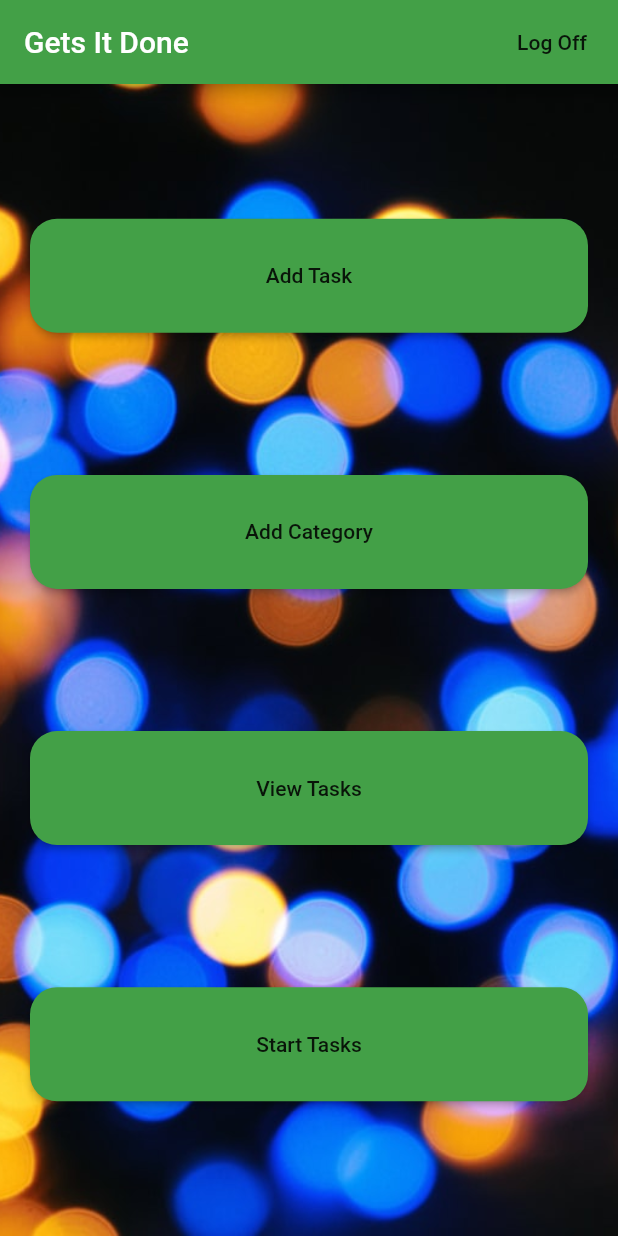
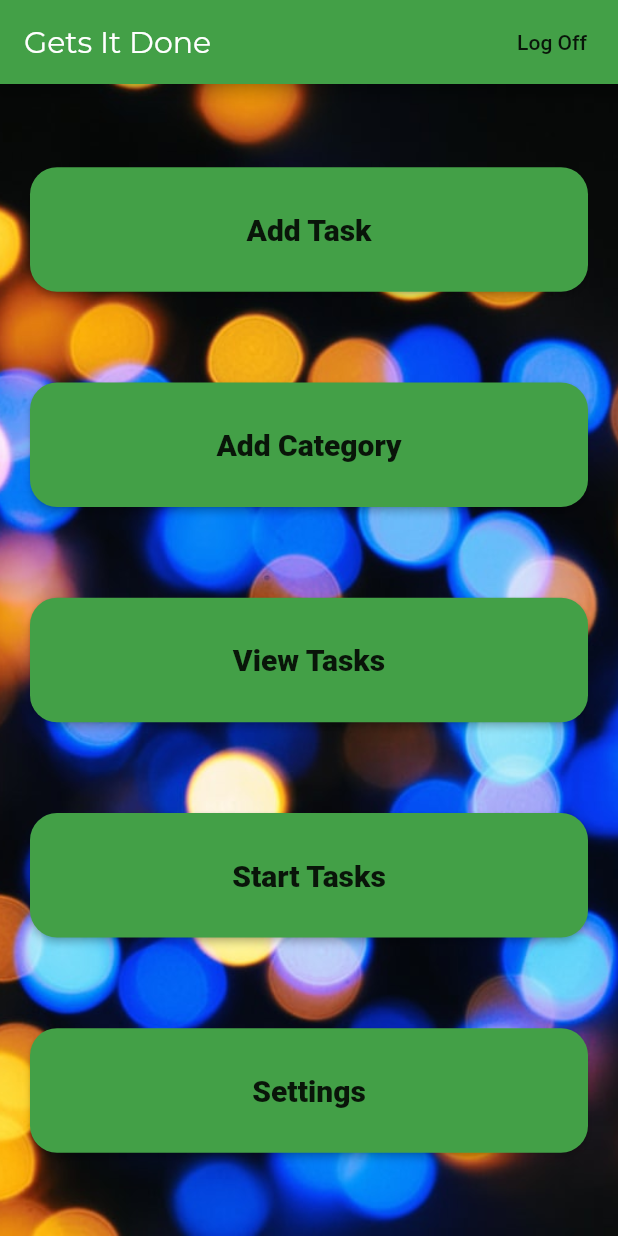
Before and after one commit to Gets-ItDone/gets-it-done-client, a Flutter app: the screen it shows once a user with an empty profile is signed in, on a phone screen of 412 x 824 dp. Run offline on Flutter 3.47's test engine with Material 2 defaults, Android fonts, the light colour scheme and no system bars; our stand-ins replace cloud_firestore, firebase_auth, flutter_spinkit; missing offline and left inert: speech_recognition; accounts and stored records are empty; project files that could hold a hidden picture were left out.

Commit message:
use font weights on home screen

```diff
--- a/lib/screens/home/home.dart
+++ b/lib/screens/home/home.dart
@@ -1,5 +1,6 @@
 import 'package:flutter/material.dart';
 import 'package:gets_it_done/models/user.dart';
+import 'package:gets_it_done/screens/home/settings.dart';
 import 'package:gets_it_done/screens/task_screens/categoryadder.dart';
 import 'package:gets_it_done/screens/task_screens/task_list.dart';
 import 'package:gets_it_done/screens/task_screens/taskadder.dart';
@@ -55,7 +56,10 @@ class _HomeState extends State<Home> {
             data: getColorTheme(colorScheme) ?? Theme.of(context),
             child: Scaffold(
               appBar: AppBar(
-                title: Text('Gets It Done'),
+                title: Text(
+                  'Gets It Done',
+                  style: TextStyle(fontFamily: "Montserrat"),
+                ),
                 actions: <Widget>[
                   FlatButton(
                     child: Text('Log Off'),
@@ -82,7 +86,9 @@ class _HomeState extends State<Home> {
                           borderRadius: new BorderRadius.circular(18.0),
                         ),
                         padding: EdgeInsets.all(30.0),
-                        child: Text('Add Task'),
+                        child: Text('Add Task',
+                            style: TextStyle(
+                                fontWeight: FontWeight.w800, fontSize: 20)),
                         onPressed: () {
                           Navigator.push(
                             context,
@@ -101,7 +107,11 @@ class _HomeState extends State<Home> {
                           borderRadius: new BorderRadius.circular(18.0),
                         ),
                         padding: EdgeInsets.all(30.0),
-                        child: Text('Add Category'),
+                        child: Text(
+                          'Add Category',
+                          style: TextStyle(
+                              fontWeight: FontWeight.w800, fontSize: 20),
+                        ),
                         onPressed: () {
                           Navigator.push(
                             context,
@@ -120,7 +130,9 @@ class _HomeState extends State<Home> {
                           borderRadius: new BorderRadius.circular(18.0),
                         ),
                         padding: EdgeInsets.all(30.0),
-                        child: Text('View Tasks'),
+                        child: Text('View Tasks',
+                            style: TextStyle(
+                                fontWeight: FontWeight.w800, fontSize: 20)),
                         onPressed: () {
                           Navigator.push(
                             context,
@@ -139,12 +151,35 @@ class _HomeState extends State<Home> {
                           borderRadius: new BorderRadius.circular(18.0),
                         ),
                         padding: EdgeInsets.all(30.0),
-                        child: Text('Start Tasks'),
+                        child: Text('Start Tasks',
+                            style: TextStyle(
+                                fontWeight: FontWeight.w800, fontSize: 20)),
                         onPressed: () {
                           Navigator.push(
                             context,
                             MaterialPageRoute(
                               builder: (context) => TaskViewer(),
+                            ),
+                          );
+                        },
+                      ),
+                    ),
+                    Container(
+                      margin:
+                          EdgeInsets.symmetric(vertical: 5.0, horizontal: 20.0),
+                      child: RaisedButton(
+                        shape: new RoundedRectangleBorder(
+                          borderRadius: new BorderRadius.circular(18.0),
+                        ),
+                        padding: EdgeInsets.all(30.0),
+                        child: Text('Settings',
+                            style: TextStyle(
+                                fontWeight: FontWeight.w800, fontSize: 20)),
+                        onPressed: () {
+                          Navigator.push(
+                            context,
+                            MaterialPageRoute(
+                              builder: (context) => Settings(),
                             ),
                           );
                         },
```
Also changed, not shown: pubspec.yaml (+7 -1 lines).
